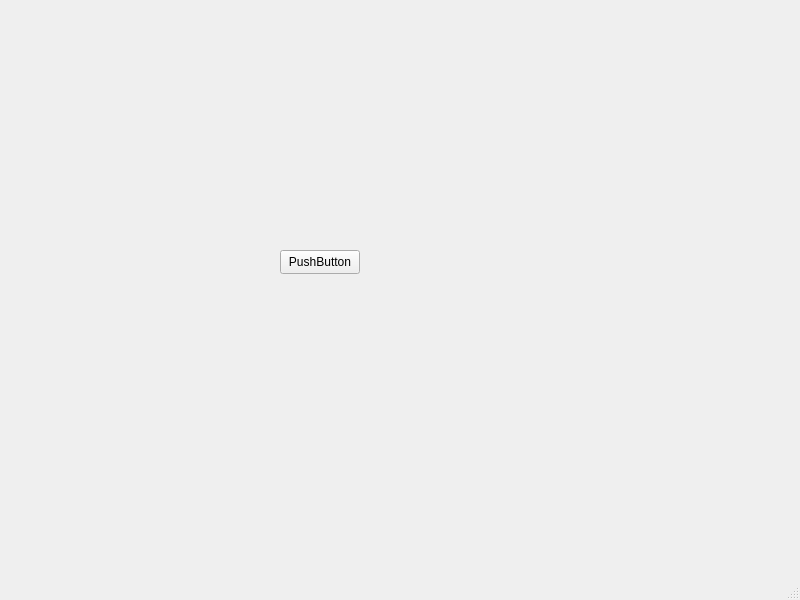
Before: the Qt Designer form MainWindow.ui in jambamamba/ScreenController, drawn with Qt 5.
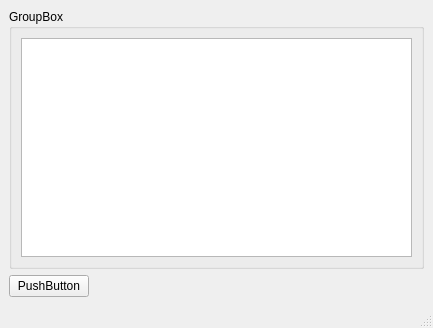
After: the same form once the commit is applied.

```diff
--- a/MainWindow.ui
+++ b/MainWindow.ui
@@ -6,27 +6,62 @@
    <rect>
     <x>0</x>
     <y>0</y>
-    <width>800</width>
-    <height>600</height>
+    <width>433</width>
+    <height>328</height>
    </rect>
   </property>
   <property name="windowTitle">
    <string>MainWindow</string>
   </property>
   <widget class="QWidget" name="centralwidget">
-   <widget class="QPushButton" name="testButton">
-    <property name="geometry">
-     <rect>
-      <x>280</x>
-      <y>250</y>
-      <width>80</width>
-      <height>24</height>
-     </rect>
-    </property>
-    <property name="text">
-     <string>PushButton</string>
-    </property>
-   </widget>
+   <layout class="QVBoxLayout" name="verticalLayout">
+    <item>
+     <widget class="QGroupBox" name="groupBox">
+      <property name="sizePolicy">
+       <sizepolicy hsizetype="Preferred" vsizetype="MinimumExpanding">
+        <horstretch>0</horstretch>
+        <verstretch>0</verstretch>
+       </sizepolicy>
+      </property>
+      <property name="title">
+       <string>GroupBox</string>
+      </property>
+      <layout class="QHBoxLayout" name="horizontalLayout_2">
+       <item>
+        <widget class="QListView" name="listView">
+         <property name="viewMode">
+          <enum>QListView::IconMode</enum>
+         </property>
+        </widget>
+       </item>
+      </layout>
+     </widget>
+    </item>
+    <item>
+     <layout class="QHBoxLayout" name="horizontalLayout">
+      <item>
+       <widget class="QPushButton" name="testButton">
+        <property name="text">
+         <string>PushButton</string>
+        </property>
+       </widget>
+      </item>
+      <item>
+       <spacer name="horizontalSpacer">
+        <property name="orientation">
+         <enum>Qt::Horizontal</enum>
+        </property>
+        <property name="sizeHint" stdset="0">
+         <size>
+          <width>40</width>
+          <height>20</height>
+         </size>
+        </property>
+       </spacer>
+      </item>
+     </layout>
+    </item>
+   </layout>
   </widget>
   <widget class="QMenuBar" name="menubar">
    <property name="geometry">
```
Left out of the diff: 2 changed lines with no effect on the pictures.
